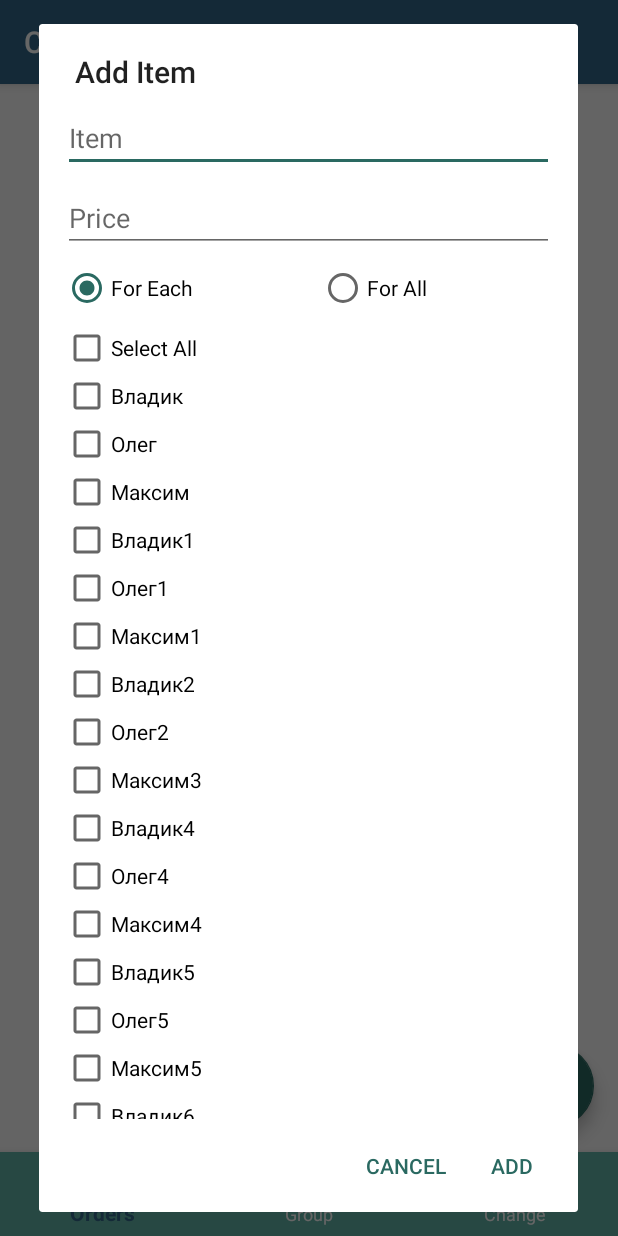
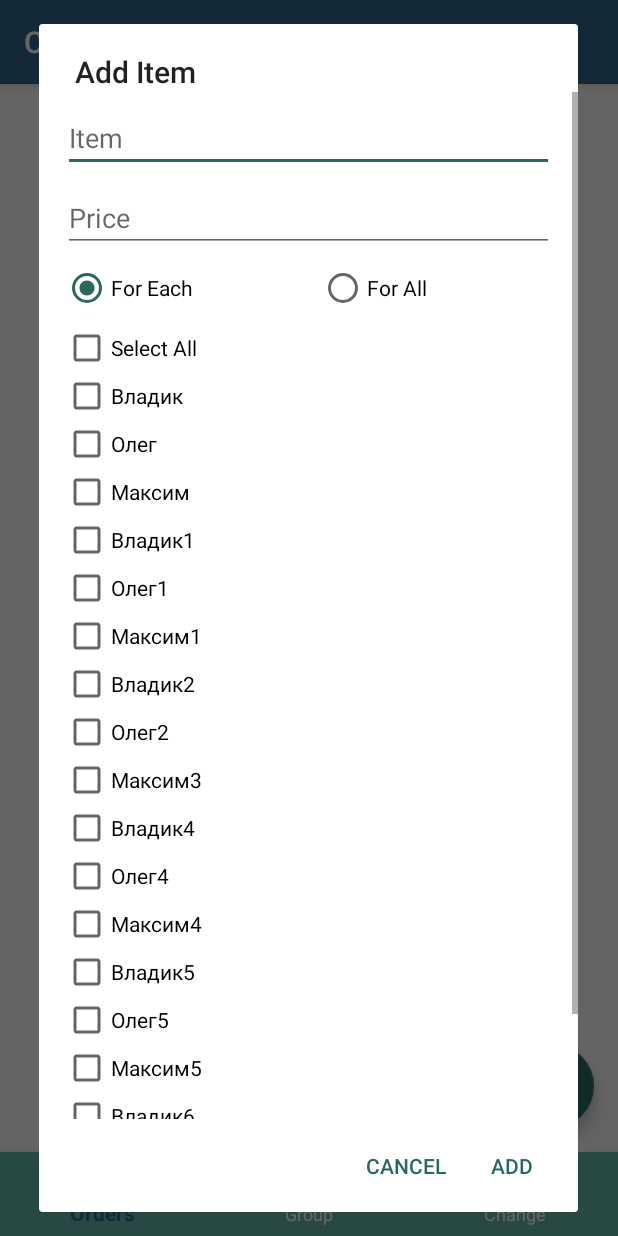
Before and after one commit to RogachevMD/ChangeManager, an Android app: the OrdersFragment screen opened directly, with no data from a screen before it, after a tap on an icon or button, on a phone screen of 412 x 824 dp. Run offline under Robolectric (Android 15) with nearby library versions, the phone set to English and light mode, and no system bars.

Commit message:
v.07.03.10

```diff
--- a/app/src/main/res/layout/alert_item_orders.xml
+++ b/app/src/main/res/layout/alert_item_orders.xml
@@ -1,7 +1,12 @@
 <?xml version="1.0" encoding="utf-8"?>
-<android.support.constraint.ConstraintLayout xmlns:android="http://schemas.android.com/apk/res/android"
+<ScrollView xmlns:android="http://schemas.android.com/apk/res/android"
     xmlns:app="http://schemas.android.com/apk/res-auto"
     xmlns:tools="http://schemas.android.com/tools"
+    android:layout_width="match_parent"
+    android:layout_height="match_parent"
+    android:fadeScrollbars="false">
+
+    <android.support.constraint.ConstraintLayout
         android:layout_width="match_parent"
         android:layout_height="match_parent"
         android:paddingStart="8dp"
@@ -79,21 +84,16 @@
             app:layout_constraintStart_toStartOf="parent"
             app:layout_constraintTop_toBottomOf="@+id/radioGroup" />
 
-    <ScrollView
+        <LinearLayout
+            android:id="@+id/checkboxgroup"
             android:layout_width="0dp"
             android:layout_height="wrap_content"
             android:layout_marginStart="8dp"
             android:layout_marginEnd="8dp"
-        android:fadeScrollbars="false"
+            android:orientation="vertical"
             app:layout_constraintEnd_toEndOf="parent"
             app:layout_constraintStart_toStartOf="parent"
-        app:layout_constraintTop_toBottomOf="@+id/cbselectall">
-
-        <LinearLayout
-            android:id="@+id/checkboxgroup"
-            android:layout_width="wrap_content"
-            android:layout_height="wrap_content"
-            android:orientation="vertical" />
-    </ScrollView>
+            app:layout_constraintTop_toBottomOf="@+id/cbselectall" />
 
     </android.support.constraint.ConstraintLayout>
+</ScrollView>
```
Lines whose indentation alone changed are shown as unchanged.
